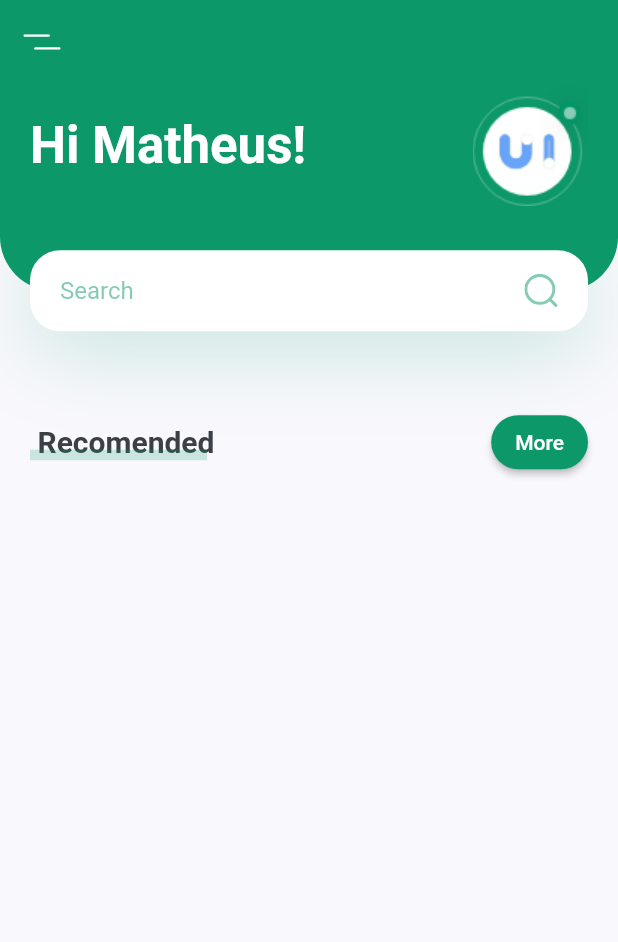
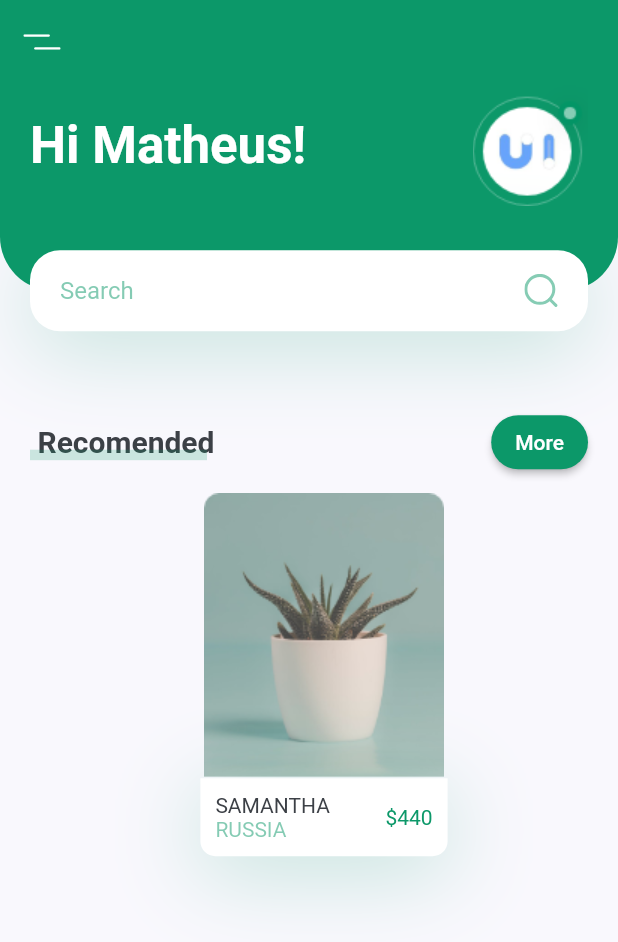
Before and after one commit to MatheusAngelicio/Plant_App, a Flutter app: the screen it shows after launch, on a phone screen of 412 x 824 dp. Shown: the top 942 px of the screen. Run offline on Flutter 3.47's test engine with Material 2 defaults, Android fonts, the phone set to English and light mode, and no system bars; our stand-ins replace flutter_svg.

```diff
--- a/lib/screens/home/components/body.dart
+++ b/lib/screens/home/components/body.dart
@@ -1,5 +1,6 @@
 import 'package:flutter/material.dart';
 import 'package:flutter/src/widgets/framework.dart';
+import 'package:plant_app/constants.dart';
 import 'package:plant_app/screens/home/components/title_with_more_btn.dart';
 import 'header_with_searchbox.dart';
 
@@ -13,9 +14,96 @@ class Body extends StatelessWidget {
       child: Column(
         children: [
           HeaderWithSearchBox(size: size),
-          TitleWithMoreBtn(
-            title: "Recomended",
+          TitleWithMoreBtn(title: "Recomended", press: () {}),
+          RecomendPlantCard(
+            image: "assets/images/image_1.png",
+            title: "Samantha",
+            country: "Russia",
+            price: 440,
             press: () {},
+          )
+        ],
+      ),
+    );
+  }
+}
+
+class RecomendPlantCard extends StatelessWidget {
+  const RecomendPlantCard({
+    super.key,
+    required this.image,
+    required this.title,
+    required this.country,
+    required this.price,
+    required this.press,
+  });
+
+  final String image, title, country;
+  final int price;
+  final Function press;
+
+  @override
+  Widget build(BuildContext context) {
+    var size = MediaQuery.of(context).size;
+    return Container(
+      margin: EdgeInsets.only(
+        left: kDefaultPadding,
+        top: kDefaultPadding / 2,
+        bottom: kDefaultPadding * 2.5,
+      ),
+      width: size.width * 0.4,
+      child: Column(
+        children: [
+          Image.asset(image),
+          GestureDetector(
+            onTap: () {
+              press();
+            },
+            child: Container(
+              padding: EdgeInsets.all(kDefaultPadding / 2),
+              decoration: BoxDecoration(
+                color: Colors.white,
+                borderRadius: BorderRadius.only(
+                  bottomLeft: Radius.circular(10),
+                  bottomRight: Radius.circular(10),
+                ),
+                boxShadow: [
+                  BoxShadow(
+                    offset: Offset(0, 10),
+                    blurRadius: 50,
+                    color: kPrimaryColor.withOpacity(0.23),
+                  ),
+                ],
+              ),
+              child: Row(
+                children: [
+                  RichText(
+                    text: TextSpan(
+                      children: [
+                        TextSpan(
+                          text: "$title\n".toUpperCase(),
+                          style: Theme.of(context).textTheme.bodyMedium,
+                        ),
+                        TextSpan(
+                          text: "$country".toUpperCase(),
+                          style: TextStyle(
+                            color: kPrimaryColor.withOpacity(0.5),
+                          ),
+                        ),
+                      ],
+                    ),
+                  ),
+                  Spacer(),
+                  Text(
+                    '\$$price',
+                    style: Theme.of(context)
+                        .textTheme
+                        .bodyMedium
+                        ?.copyWith(color: kPrimaryColor),
+                  )
+                ],
+              ),
+            ),
           ),
         ],
       ),
```
